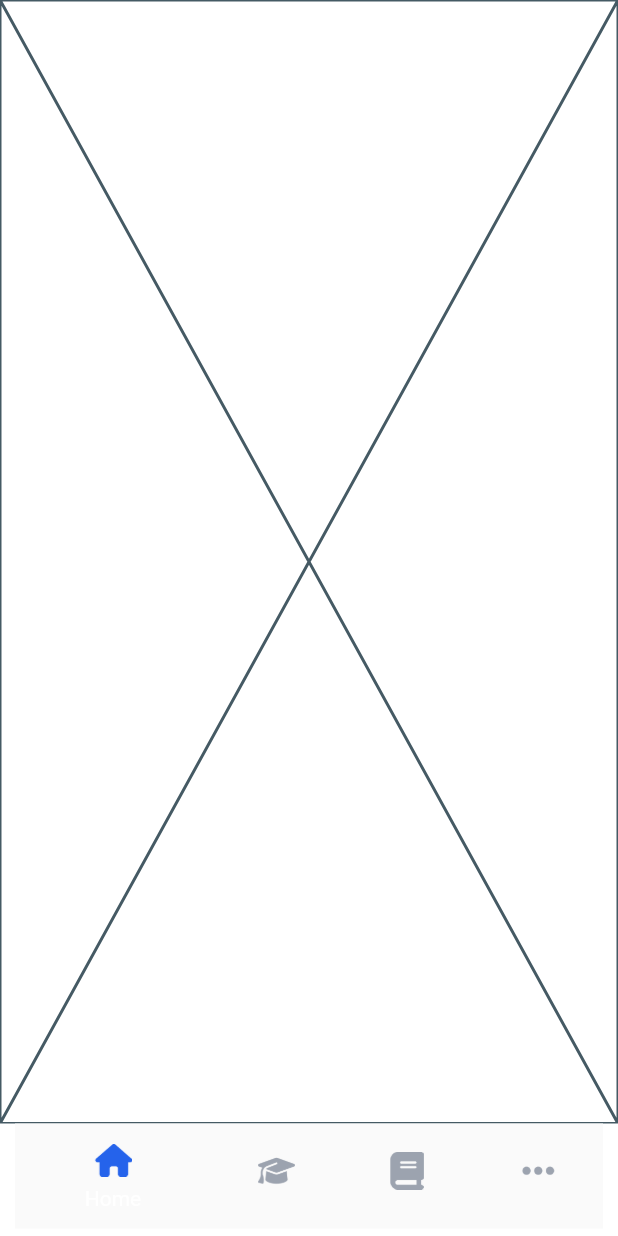
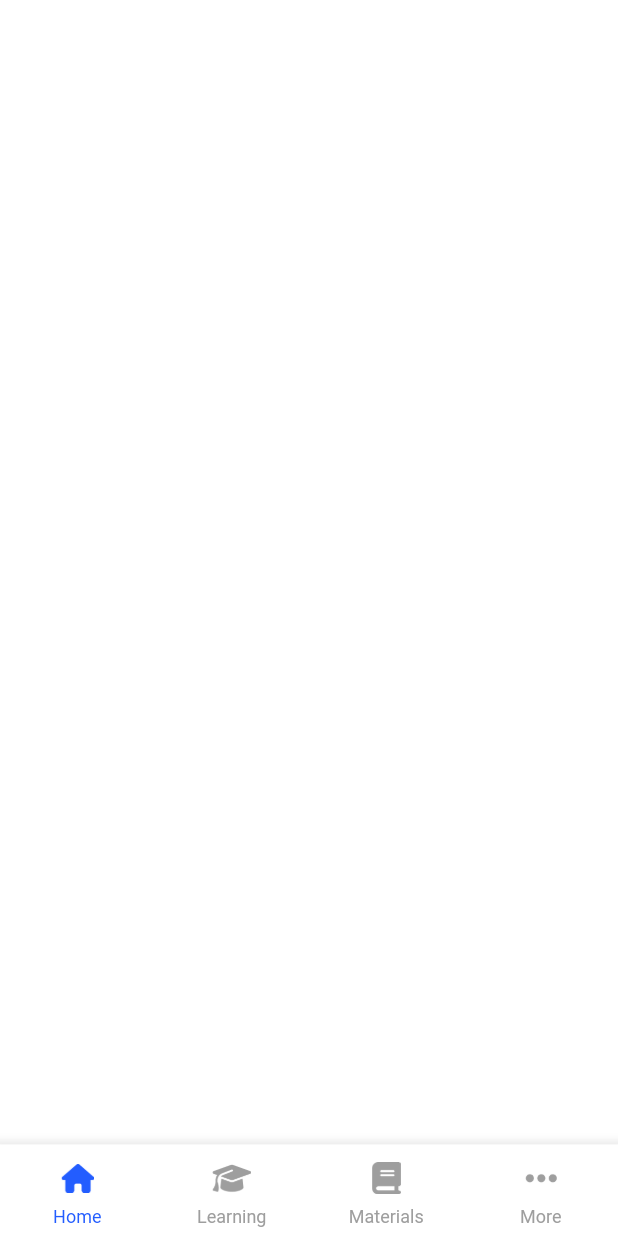
Before and after one commit to mfkk16/kas_mentor_mt, a Flutter app: the LandingPage screen opened by its route, on a phone screen of 412 x 824 dp. Run offline on Flutter 3.47's test engine with Material 3 defaults, Android fonts, the phone set to English and light mode, and no system bars; our stand-ins replace dio, get, get_it, google_fonts.

Commit message:
landing and welcome

```diff
--- a/lib/application/my_app.dart
+++ b/lib/application/my_app.dart
@@ -6,6 +6,7 @@ import '../domain/config/route/router.dart';
 import '../domain/config/theme/theme.dart';
 import '../domain/constants/string_const.dart';
 import 'landing_controller.dart';
+import 'on_board_controller.dart';
 
 class MyApp extends StatelessWidget {
   const MyApp({super.key});
@@ -20,6 +21,7 @@ class MyApp extends StatelessWidget {
       unknownRoute: Routes.errorViewRoute,
       debugShowCheckedModeBanner: false,
       initialBinding: BindingsBuilder(() {
+        Get.put(OnBoardController());
         Get.put(LandingController());
       }),
     );
--- /dev/null
+++ b/lib/application/on_board_controller.dart
@@ -0,0 +1,19 @@
+import 'package:flutter/cupertino.dart';
+import 'package:get/get.dart';
+
+import '../domain/models/on_board_model.dart';
+
+class OnBoardController extends GetxController {
+  final RxInt currentIndexOnBoard = 0.obs;
+  final PageController pageController = PageController(initialPage: 0);
+
+  final List<OnBoardModel> onBoardItemList = [
+    OnBoardModel(heading: "Smart Learning Platform", subHeading: "Personalized study plans, adaptive assessments, and expert guidance all in one place"),
+    OnBoardModel(heading: "Join Success Stories", subHeading: "100,000+ students already achieving their goals"),
+    OnBoardModel(heading: "Learn Better, Score Higher", subHeading: "Achieve your dream scores with our proven learning methodology"),
+  ];
+
+  void onPageChangeOnBoard(int value) {
+    currentIndexOnBoard.value = value;
+  }
+}
--- a/lib/dependencies_injection.dart
+++ b/lib/dependencies_injection.dart
@@ -1,6 +1,7 @@
 import 'package:get_it/get_it.dart';
 
 import 'application/landing_controller.dart';
+import 'application/on_board_controller.dart';
 import 'infrastructure/datasources/remote/network_helper.dart';
 import 'infrastructure/repo_implementations/api_repository_impl.dart';
 import 'infrastructure/repositories/api_repository.dart';
@@ -12,10 +13,9 @@ Future<void> initializeDependencies() async {
   sl.registerSingleton<NetworkHelper>(NetworkHelper());
   sl.registerSingleton<ApiRepository>(ApiRepositoryImpli(sl()));
 
-
   // Use case
-
 
   // Controller
   sl.registerLazySingleton(() => LandingController());
+  sl.registerLazySingleton(() => OnBoardController());
 }
--- a/lib/domain/config/theme/colors.dart
+++ b/lib/domain/config/theme/colors.dart
@@ -9,6 +9,14 @@ class ColorConst {
   static const int _primaryBlue = 255;
 
   static const Color backgroundWhite = Color(0xFFFFFFFF);
+  static const Color btBlueShaded = Color(0xFF5E91F8);
+
+
+
+  static const Color textBlue = Color(0xFF326BDF);
+  static const Color textBlack = Color(0xFF4B5563);
+
+
 
   static const Map<int, Color> colorMap = {
     50: Color.fromRGBO(_primaryRed, _primaryGreen, _primaryBlue, .1),
--- a/lib/domain/constants/app_const.dart
+++ b/lib/domain/constants/app_const.dart
@@ -1,8 +1,8 @@
 class AppConst {
   const AppConst._();
 
-  static String baseUrl = "";
+  static String baseUrl = "https://student.kasmentor.org";
 
   // API Common
-  static const String companyDetails = "/api/GetCompanyName";
+  static const String companyDetails = "/dev/v1/dashboard";
 }
--- /dev/null
+++ b/lib/domain/models/on_board_model.dart
@@ -0,0 +1,6 @@
+class OnBoardModel {
+  final String heading;
+  final String subHeading;
+
+  OnBoardModel({required this.heading, required this.subHeading});
+}
--- a/lib/presentation/pages/home_page.dart
+++ b/lib/presentation/pages/home_page.dart
@@ -5,6 +5,6 @@ class HomePage extends StatelessWidget {
 
   @override
   Widget build(BuildContext context) {
-    return const Placeholder();
+    return const Scaffold();
   }
 }
--- a/lib/presentation/pages/landing_page.dart
+++ b/lib/presentation/pages/landing_page.dart
@@ -16,7 +16,6 @@ class LandingPage extends StatelessWidget {
 
   final List<Widget> _pages = [const HomePage(), LearningPage(), MaterialsPage(), MorePage()];
   final landingController = sl<LandingController>();
-  final double iconSize = 25;
 
   @override
   Widget build(BuildContext context) {
@@ -36,51 +35,54 @@ class LandingPage extends StatelessWidget {
           body: _pages[landingController.currentIndex.value],
           bottomNavigationBar: BottomAppBar(
             shape: const CircularNotchedRectangle(),
-            elevation: 0,
-            notchMargin: 6.0,
-            child: Container(
-              height: 70,
-              margin: const EdgeInsets.fromLTRB(10, 0, 10, 5),
             child: BottomNavigationBar(
               currentIndex: landingController.currentIndex.value,
               onTap: landingController.onPageChange,
-                backgroundColor: Colors.transparent,
-                elevation: 0,
-                selectedItemColor: Colors.white,
-                unselectedItemColor: Colors.white.withOpacity(0.4),
-                selectedLabelStyle: const TextStyle(color: Colors.white),
-                unselectedLabelStyle: TextStyle(color: Colors.white.withOpacity(0.4)),
+              backgroundColor: ColorConst.backgroundWhite,
+              selectedItemColor: Theme.of(context).primaryColor,
+              unselectedItemColor: Colors.grey,
+              elevation: 10,
+              selectedFontSize: 12.0,
+              unselectedFontSize: 12.0,
+              selectedLabelStyle: TextStyle(color: Theme.of(context).primaryColor),
+              unselectedLabelStyle: const TextStyle(color: Colors.grey),
+              showUnselectedLabels: true,
+              type: BottomNavigationBarType.fixed,
+
               items: [
                 BottomNavigationBarItem(
                   icon: Container(
-                      margin: const EdgeInsets.only(bottom: 5),
-                      child: Image.asset(Assets.home, height: iconSize, width: iconSize),
+                    height: 35,
+                    padding: const EdgeInsets.only(bottom: 2.0),
+                    child: ImageIcon(AssetImage(Assets.home), size: 22),
                   ),
                   label: 'Home',
                 ),
                 BottomNavigationBarItem(
                   icon: Container(
-                      margin: const EdgeInsets.only(bottom: 5),
-                      child: Image.asset(Assets.learning, height: iconSize, width: iconSize),
+                    height: 35,
+                    padding: const EdgeInsets.only(bottom: 2.0),
+                    child: ImageIcon(AssetImage(Assets.learning), size: 26),
                   ),
                   label: 'Learning',
                 ),
                 BottomNavigationBarItem(
                   icon: Container(
-                      margin: const EdgeInsets.only(bottom: 5),
-                      child: Image.asset(Assets.materials, height: iconSize, width: iconSize),
+                    height: 35,
+                    padding: const EdgeInsets.only(bottom: 2.0),
+                    child: ImageIcon(AssetImage(Assets.materials), size: 19),
                   ),
                   label: 'Materials',
                 ),
                 BottomNavigationBarItem(
                   icon: Container(
-                      margin: const EdgeInsets.only(bottom: 5),
-                      child: Image.asset(Assets.more, height: iconSize, width: iconSize),
+                    height: 35,
+                    padding: const EdgeInsets.only(bottom: 2.0),
+                    child: ImageIcon(AssetImage(Assets.more), size: 22),
                   ),
                   label: 'More',
                 ),
               ],
-              ),
             ),
           ),
         ),
--- a/lib/presentation/pages/learning_page.dart
+++ b/lib/presentation/pages/learning_page.dart
@@ -5,6 +5,6 @@ class LearningPage extends StatelessWidget {
 
   @override
   Widget build(BuildContext context) {
-    return const Placeholder();
+    return const Scaffold();
   }
 }
--- a/lib/presentation/pages/materials_page.dart
+++ b/lib/presentation/pages/materials_page.dart
@@ -5,6 +5,6 @@ class MaterialsPage extends StatelessWidget {
 
   @override
   Widget build(BuildContext context) {
-    return const Placeholder();
+    return const Scaffold();
   }
 }
--- a/lib/presentation/pages/more_page.dart
+++ b/lib/presentation/pages/more_page.dart
@@ -5,6 +5,6 @@ class MorePage extends StatelessWidget {
 
   @override
   Widget build(BuildContext context) {
-    return const Placeholder();
+    return const Scaffold();
   }
 }
```
Also changed, not shown: lib/domain/models/ApiResponse.dart (added, +176 -0 lines), lib/presentation/pages/splash_page.dart (+13 -3 lines), lib/presentation/pages/welcome_page.dart (+116 -2 lines), lib/presentation/widgets/curved_background_painter.dart (added, +29 -0 lines), 1 other file. Lines whose indentation alone changed are shown as unchanged.
